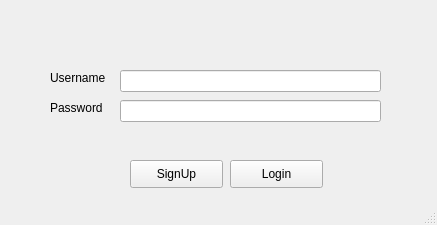
This is UI_Folder/MemeLogin.ui in Chuezhang2278/Stock_prediction as Qt 5 draws it before an edit. The edited form follows.
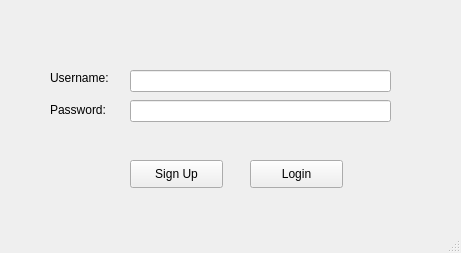
This is the edited form. Icons and pictures are not drawn.

```diff
--- a/UI_Folder/MemeLogin.ui
+++ b/UI_Folder/MemeLogin.ui
@@ -6,10 +6,16 @@
    <rect>
     <x>0</x>
     <y>0</y>
-    <width>437</width>
-    <height>225</height>
+    <width>461</width>
+    <height>253</height>
    </rect>
   </property>
+  <property name="sizePolicy">
+   <sizepolicy hsizetype="Fixed" vsizetype="Fixed">
+    <horstretch>0</horstretch>
+    <verstretch>0</verstretch>
+   </sizepolicy>
+  </property>
   <property name="windowTitle">
    <string>MainWindow</string>
   </property>
@@ -19,12 +25,12 @@
      <rect>
       <x>50</x>
       <y>70</y>
-      <width>61</width>
+      <width>71</width>
       <height>16</height>
      </rect>
     </property>
     <property name="text">
-     <string>Username </string>
+     <string>Username:</string>
     </property>
    </widget>
    <widget class="QLabel" name="label_2">
@@ -32,28 +38,31 @@
      <rect>
       <x>50</x>
       <y>100</y>
-      <width>55</width>
-      <height>16</height>
+      <width>71</width>
+      <height>20</height>
      </rect>
     </property>
     <property name="text">
-     <string>Password</string>
+     <string>Password:</string>
     </property>
    </widget>
    <widget class="QLineEdit" name="Username_lineEdit">
     <property name="geometry">
      <rect>
-      <x>120</x>
+      <x>130</x>
       <y>70</y>
       <width>261</width>
       <height>22</height>
      </rect>
     </property>
+    <property name="styleSheet">
+     <string notr="true"/>
+    </property>
    </widget>
    <widget class="QLineEdit" name="password_LineEdit">
     <property name="geometry">
      <rect>
-      <x>120</x>
+      <x>130</x>
       <y>100</y>
       <width>261</width>
       <height>22</height>
@@ -63,7 +72,7 @@
    <widget class="QPushButton" name="Login_Button">
     <property name="geometry">
      <rect>
-      <x>230</x>
+      <x>250</x>
       <y>160</y>
       <width>93</width>
       <height>28</height>
@@ -83,7 +92,23 @@
      </rect>
     </property>
     <property name="text">
-     <string>SignUp</string>
+     <string>Sign Up</string>
+    </property>
+   </widget>
+   <widget class="QLabel" name="label_4">
+    <property name="geometry">
+     <rect>
+      <x>394</x>
+      <y>0</y>
+      <width>71</width>
+      <height>71</height>
+     </rect>
+    </property>
+    <property name="text">
+     <string/>
+    </property>
+    <property name="pixmap">
+     <pixmap resource="icon.qrc">:/newPrefix/icon.png</pixmap>
     </property>
    </widget>
   </widget>
```
Left out of the diff: 4 changed lines with no effect on the pictures.
